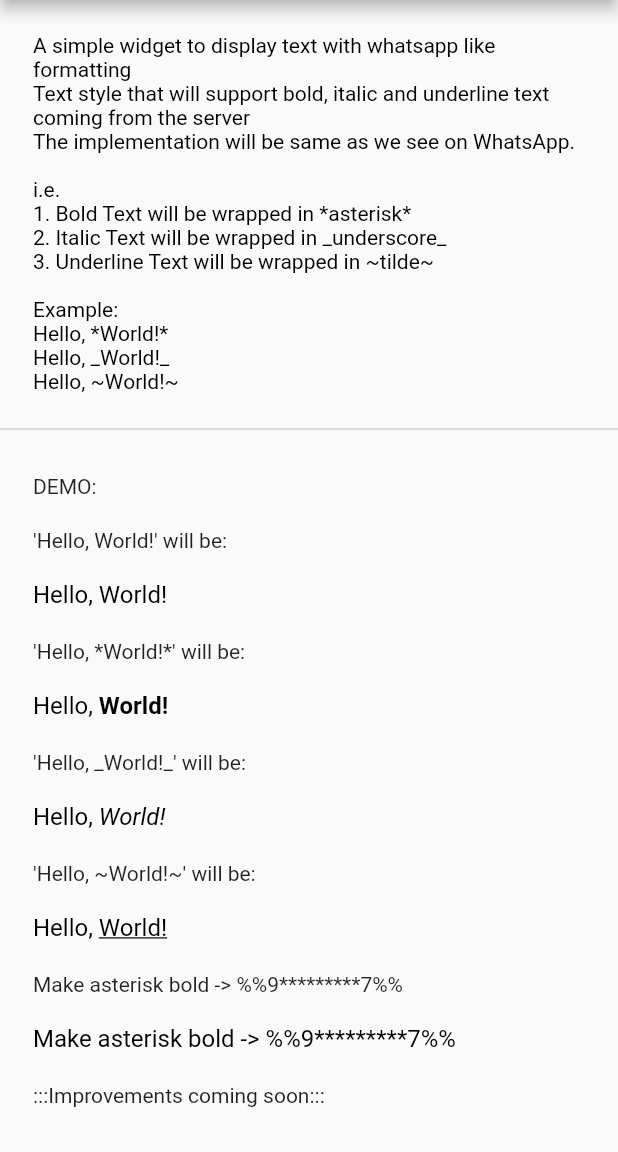
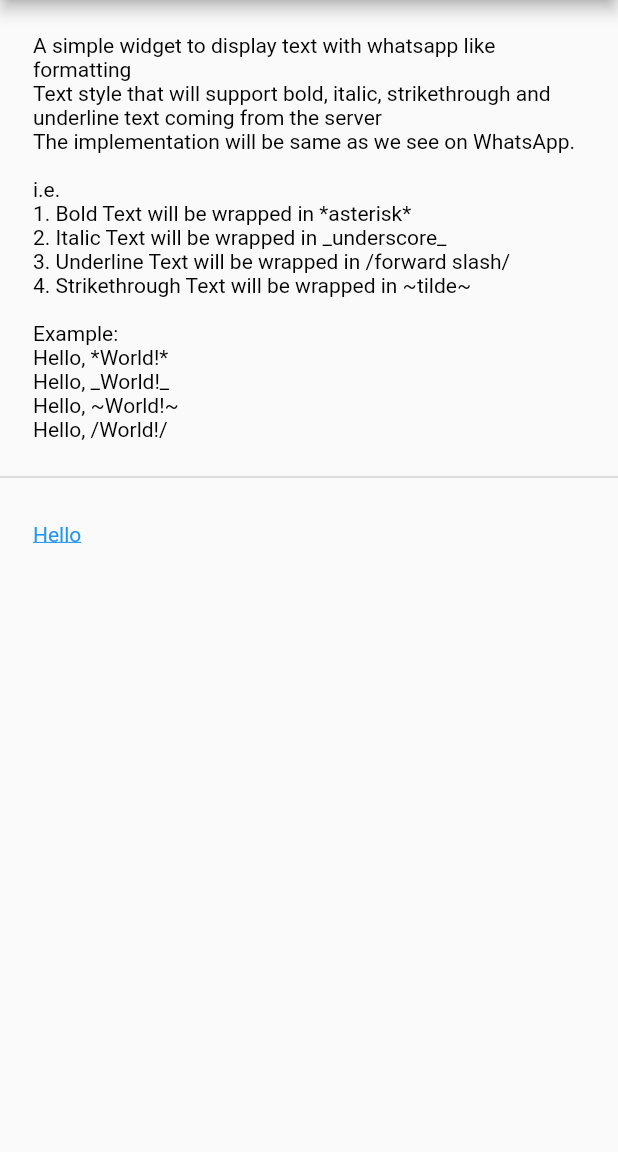
Before and after one commit to rohanjsh/typeset, a Flutter app: the screen it shows after launch, on a phone screen of 412 x 824 dp, the part 84-1236 px from its top. Run offline on Flutter 3.47's test engine with Material 2 defaults, Android fonts, the phone set to English and light mode, and no system bars.

Commit message:
feat: removed regex introduced link integration
catch: formats to only one word at a time
*hello* *world* *ok*

```diff
--- a/example/lib/main.dart
+++ b/example/lib/main.dart
@@ -41,18 +41,20 @@ class TypeSetDemo extends StatelessWidget {
               child: Text(
                 '''
 A simple widget to display text with whatsapp like formatting
-Text style that will support bold, italic and underline text coming from the server
+Text style that will support bold, italic, strikethrough and underline text coming from the server
 The implementation will be same as we see on WhatsApp.
 
 i.e.
 1. Bold Text will be wrapped in *asterisk*
 2. Italic Text will be wrapped in _underscore_
-3. Underline Text will be wrapped in ~tilde~
+3. Underline Text will be wrapped in /forward slash/
+4. Strikethrough Text will be wrapped in ~tilde~
 
 Example:
 Hello, *World!*
 Hello, _World!_
 Hello, ~World!~
+Hello, /World!/
 ''',
                 style: TextStyle(
                   fontSize: 14,
@@ -70,49 +72,7 @@ Hello, ~World!~
               ),
               child: Column(
                 crossAxisAlignment: CrossAxisAlignment.start,
-                children: const [
-                  Text('DEMO:'),
-                  SizedBox(
-                    height: 20,
-                  ),
-                  TypeSetDisplay(
-                    text: "'Hello, World!' will be:",
-                    formattedText: 'Hello, World!',
-                  ),
-                  //describe the above text as normal
-                  SizedBox(
-                    height: 20,
-                  ),
-                  TypeSetDisplay(
-                    text: "'Hello, *World!*' will be:",
-                    formattedText: 'Hello, *World!*',
-                  ),
-                  SizedBox(
-                    height: 20,
-                  ),
-                  TypeSetDisplay(
-                    text: "'Hello, _World!_' will be:",
-                    formattedText: 'Hello, _World!_',
-                  ),
-                  SizedBox(
-                    height: 20,
-                  ),
-                  TypeSetDisplay(
-                    text: "'Hello, ~World!~' will be:",
-                    formattedText: 'Hello, ~World!~',
-                  ),
-                  SizedBox(
-                    height: 20,
-                  ),
-                  TypeSetDisplay(
-                    text: "Make asterisk bold -> %%9*********7%%",
-                    formattedText: 'Make asterisk bold -> %%9*********7%%',
-                  ),
-                  SizedBox(
-                    height: 20,
-                  ),
-                  Text(':::Improvements coming soon:::'),
-                ],
+                children: const [TypeSet(inputText: '[Hello|hello]')],
               ),
             )
           ],
@@ -141,13 +101,12 @@ class TypeSetDisplay extends StatelessWidget {
           text,
         ),
 
-        //TypeSet accepts text and style as parameters
-        //style is optional
+        ///TypeSet accepts inputText, style and textAlign as parameters
+        //style and textAlign is optional
         TypeSet(
           inputText: formattedText,
           style: const TextStyle(
-            fontSize: 16,
-            color: Colors.black,
+            fontSize: 20,
           ),
         ),
       ],
--- a/lib/src/typeset.dart
+++ b/lib/src/typeset.dart
@@ -3,15 +3,20 @@
 /// {@endtemplate}
 import 'package:flutter/widgets.dart';
 import 'package:typeset/src/typeset_parser.dart';
-//Text style that will support bold, italic and underline
+//Text style that will support bold, italic, strikethrough and underline
 //The usage is same as we see on WhatsApp
 
-///i.e.
-//1. Bold Text will be wrapped in *asterisk*
-//2. Italic Text will be wrapped in _underscore_
-//3. Underline Text will be wrapped in ~tilde~
-//4. Bold, Italic and Underline Text will be
-//wrapped in *asterisk* _underscore_ ~tilde~
+/// i.e.
+/// 1. Bold Text will be wrapped in *asterisk*
+/// 2. Italic Text will be wrapped in _underscore_
+/// 3. Underline Text will be wrapped in  //double forward slash//
+/// 4. Strikethrough Text will be wrapped in ~tilde~
+
+/// Example:
+// Hello, *World!*
+/// Hello, _World!_
+/// Hello, ~World!~
+/// Hello, /World!/
 class TypeSet extends StatelessWidget {
   ///[inputText] is required field
   ///[style] is not required and nullable
@@ -22,6 +27,17 @@ class TypeSet extends StatelessWidget {
     required this.inputText,
     this.style,
     this.textAlign = TextAlign.start,
+    this.textDirection,
+    this.locale,
+    this.softWrap,
+    this.overflow,
+    this.textScaleFactor,
+    this.maxLines,
+    this.semanticsLabel,
+    this.textWidthBasis,
+    this.textHeightBehavior,
+    this.selectionColor,
+    this.strutStyle,
   });
 
   ///[style] is the style of the text
@@ -35,17 +51,72 @@ class TypeSet extends StatelessWidget {
 
   final TextAlign textAlign;
 
+  ///[textDirection] is the direction of the text
+
+  final TextDirection? textDirection;
+
+  ///[locale] is the locale of the text
+
+  final Locale? locale;
+
+  ///[softWrap] is the soft wrap of the text
+
+  final bool? softWrap;
+
+  ///[overflow] is the overflow of the text
+
+  final TextOverflow? overflow;
+
+  ///[textScaleFactor] is the text scale factor of the text
+
+  final double? textScaleFactor;
+
+  ///[maxLines] is the max lines of the text
+
+  final int? maxLines;
+
+  ///[semanticsLabel] is the semantics label of the text
+
+  final String? semanticsLabel;
+
+  ///[textWidthBasis] is the text width basis of the text
+
+  final TextWidthBasis? textWidthBasis;
+
+  ///[textHeightBehavior] is the text height behavior of the text
+
+  final TextHeightBehavior? textHeightBehavior;
+
+  ///[selectionColor] is the selection color of the text
+
+  final Color? selectionColor;
+
+  ///[strutStyle] is the strut style of the text
+
+  final StrutStyle? strutStyle;
+
   @override
   Widget build(BuildContext context) {
     // Use the `RichText` widget to display the text with the correct styles
     return Text.rich(
       TextSpan(
-        children: TypesetParserUtil.parseText(
+        children: TypesetParser.parseText(
           inputText,
         ),
       ),
       textAlign: textAlign,
-      style: style ?? DefaultTextStyle.of(context).style,
+      style: style,
+      textDirection: textDirection,
+      locale: locale,
+      softWrap: softWrap,
+      overflow: overflow,
+      textScaleFactor: textScaleFactor,
+      maxLines: maxLines,
+      semanticsLabel: semanticsLabel,
+      textWidthBasis: textWidthBasis,
+      textHeightBehavior: textHeightBehavior,
+      selectionColor: selectionColor,
+      strutStyle: strutStyle,
     );
   }
 }
--- a/lib/src/typeset_parser.dart
+++ b/lib/src/typeset_parser.dart
@@ -1,49 +1,136 @@
-import 'package:flutter/widgets.dart';
+import 'package:flutter/gestures.dart';
+import 'package:flutter/material.dart';
+import 'package:url_launcher/url_launcher.dart';
 
-///[TypesetParserUtil] is a class that parses a string of typeset code into
+///[TypesetParser] is a class that parses a string of typeset code into
 ///a list of TextSpans using [parseText].
-class TypesetParserUtil {
-  /// Parses a string of typeset code into a list of TextSpans.
+class TypesetParser {
+  ///[kBoldChar] is the character that will be used to wrap bold text
+  static const kBoldChar = '*';
+
+  ///[kItalicChar] is the character that will be used to wrap italic text
+  static const kItalicChar = '_';
+
+  ///[kStrikeThroughChar] is the character that will be used
+  ///to wrap strikethrough text
+  static const kStrikeThroughChar = '~';
+
+  ///[kUnderlineChar] is the character that will be used to wrap underline text
+  static const kUnderlineChar = '//';
+
+  ///[kLinkStartChar] is the character that will be used to wrap link text start
+  static const kLinkStartChar = '[';
+
+  ///[kLinkEndChar] is the character that will be used to wrap link text end
+  static const kLinkEndChar = ']';
+
+  ///[kLinkUrlSeparator] is the character that will be used to
+  ///separate link text and url
+  static const kLinkUrlSeparator = '|';
+
+  ///[kSpace] is the character that will be used to separate words
+  static const kSpace = ' ';
+
+  ///[kEmpty] is the character that will be used to represent empty string
+  static const kEmpty = '';
+
+  ///[parseText] this method will parse the [inputText] and
+  ///return a list of [TextSpan] with the correct styles applied to it
   static List<TextSpan> parseText(String inputText) {
-    final parts = inputText.split('\n');
-    final spans = <TextSpan>[];
+    return _getWordSpans(inputText);
+  }
 
-    for (final part in parts) {
-      final words = part.split(' ');
-
-      final wordSpans = words.asMap().entries.map<TextSpan>((entry) {
+  static List<TextSpan> _getWordSpans(String part) {
+    final words = part.split(kSpace);
+    return words.asMap().entries.map<TextSpan>(
+      (entry) {
         final index = entry.key;
         final word = entry.value;
 
-        final hasBold =
-            word.startsWith('*') && word.endsWith('*') && word.length > 1;
-        final hasItalic =
-            word.startsWith('_') && word.endsWith('_') && word.length > 1;
-        final hasUnderline =
-            word.startsWith('~') && word.endsWith('~') && word.length > 1;
+        if (_isLink(word)) {
+          return _getLinkSpan(word);
+        }
 
-        final style = TextStyle(
-          fontWeight: hasBold ? FontWeight.bold : null,
-          fontStyle: hasItalic ? FontStyle.italic : null,
-          decoration: hasUnderline ? TextDecoration.underline : null,
-        );
+        final style = _getStyle(word);
+        final text = _getText(word, style);
+        final space = index == words.length - 1 ? kEmpty : kSpace;
 
-        final text = (hasBold || hasItalic || hasUnderline)
-            ? word.substring(1, word.length - 1)
-            : word;
-        final space = index == words.length - 1 ? '' : ' ';
-        debugPrint(
-          '$text$space',
-        );
         return TextSpan(
           text: '$text$space',
           style: style,
         );
-      });
+      },
+    ).toList();
+  }
 
-      spans.add(TextSpan(children: [...wordSpans], text: '\n'));
+  static bool _isLink(String word) {
+    return word.startsWith(kLinkStartChar) &&
+        word.endsWith(kLinkEndChar) &&
+        word.contains(kLinkUrlSeparator) &&
+        word.length > 3;
+  }
+
+  static TextSpan _getLinkSpan(String word) {
+    final linkParts =
+        word.substring(1, word.length - 1).split(kLinkUrlSeparator);
+    final linkText = linkParts[0];
+    final linkUrl = linkParts[1];
+
+    return TextSpan(
+      text: '$linkText$kSpace',
+      style: const TextStyle(
+        color: Colors.blue,
+        decoration: TextDecoration.underline,
+      ),
+      recognizer: TapGestureRecognizer()
+        ..onTap = () async {
+          if (await canLaunchUrl(
+            Uri.parse(linkUrl),
+          )) {
+            await launchUrl(
+              Uri.parse(linkUrl),
+            );
+          }
+        },
+    );
+  }
+
+  static TextStyle _getStyle(String word) {
+    final hasBold = word.startsWith(kBoldChar) &&
+        word.endsWith(kBoldChar) &&
+        word.length > 1;
+    final hasItalic = word.startsWith(kItalicChar) &&
+        word.endsWith(kItalicChar) &&
+        word.length > 1;
+    final hasStrikeThrough = word.startsWith(kStrikeThroughChar) &&
+        word.endsWith(kStrikeThroughChar) &&
+        word.length > 1;
+    final hasUnderline = word.startsWith(kUnderlineChar) &&
+        word.endsWith(kUnderlineChar) &&
+        word.length > 3;
+
+    return TextStyle(
+      fontWeight: hasBold ? FontWeight.bold : null,
+      fontStyle: hasItalic ? FontStyle.italic : null,
+      decoration: hasStrikeThrough
+          ? TextDecoration.lineThrough
+          : hasUnderline
+              ? TextDecoration.underline
+              : null,
+    );
+  }
+
+  static String _getText(String word, TextStyle style) {
+    if (style.fontWeight != null ||
+        style.fontStyle != null ||
+        style.decoration != null) {
+      if (style.decoration == TextDecoration.underline) {
+        return word.substring(2, word.length - 2);
+      } else {
+        return word.substring(1, word.length - 1);
+      }
+    } else {
+      return word;
     }
-
-    return spans;
   }
 }
--- a/pubspec.yaml
+++ b/pubspec.yaml
@@ -13,6 +13,7 @@ environment:
 dependencies:
   flutter:
     sdk: flutter
+  url_launcher: ^6.1.10
 
 dev_dependencies:
   flutter_test:
```
Also changed, not shown: 17 other files.
